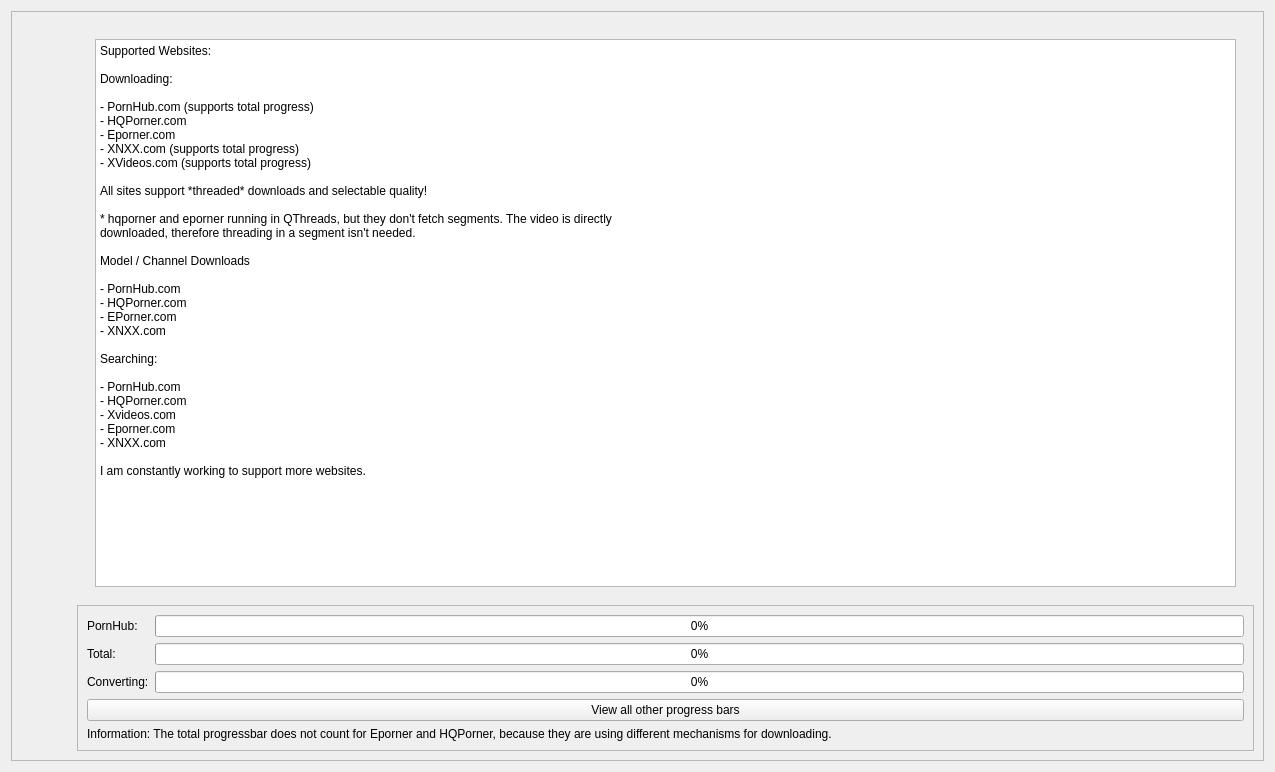
EchterAlsFake/Porn_Fetch, file src/frontend/form_desktop.ui: the form before one commit.
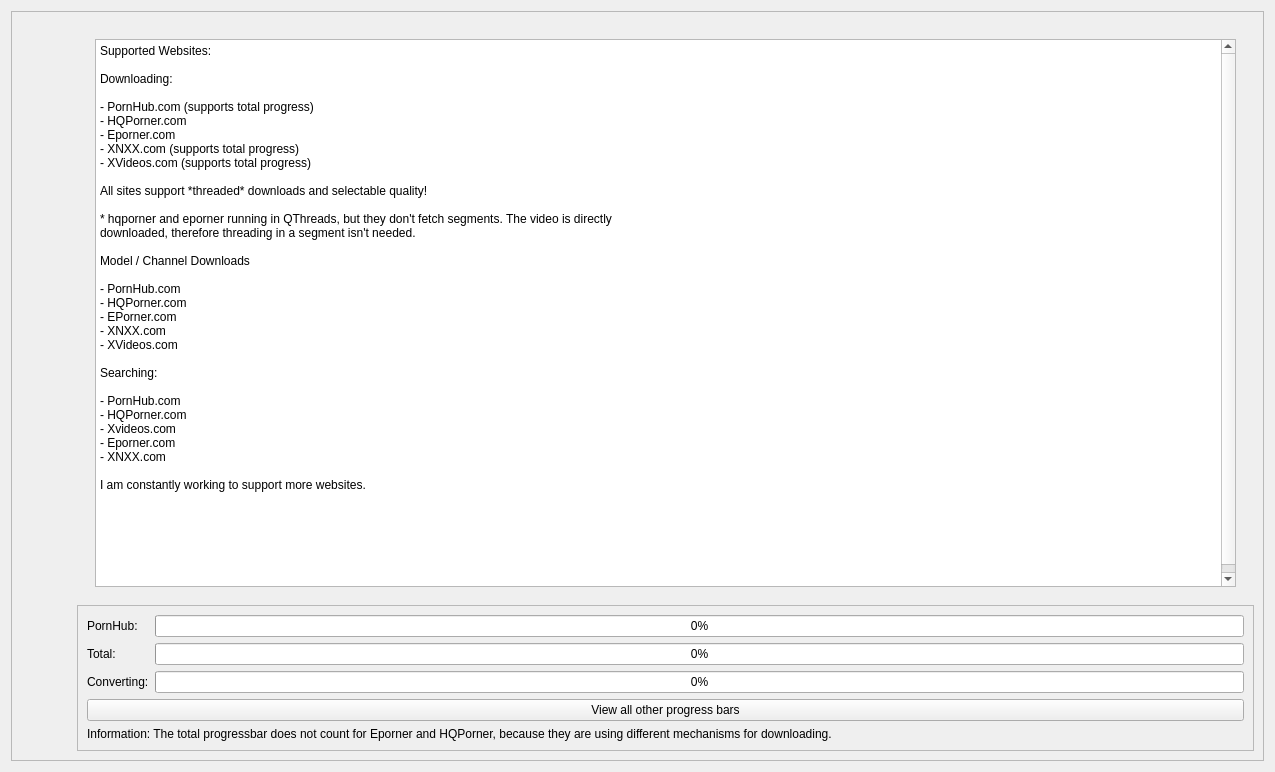
The form after the commit. The open tabs and pages were chosen to show the change.

```diff
--- a/src/frontend/form_desktop.ui
+++ b/src/frontend/form_desktop.ui
@@ -2034,6 +2034,7 @@
 &lt;p style=&quot; margin-top:0px; margin-bottom:0px; margin-left:0px; margin-right:0px; -qt-block-indent:0; text-indent:0px;&quot;&gt;- HQPorner.com&lt;/p&gt;
 &lt;p style=&quot; margin-top:0px; margin-bottom:0px; margin-left:0px; margin-right:0px; -qt-block-indent:0; text-indent:0px;&quot;&gt;- EPorner.com&lt;/p&gt;
 &lt;p style=&quot; margin-top:0px; margin-bottom:0px; margin-left:0px; margin-right:0px; -qt-block-indent:0; text-indent:0px;&quot;&gt;- XNXX.com&lt;/p&gt;
+&lt;p style=&quot; margin-top:0px; margin-bottom:0px; margin-left:0px; margin-right:0px; -qt-block-indent:0; text-indent:0px;&quot;&gt;- XVideos.com&lt;/p&gt;
 &lt;p style=&quot;-qt-paragraph-type:empty; margin-top:0px; margin-bottom:0px; margin-left:0px; margin-right:0px; -qt-block-indent:0; text-indent:0px;&quot;&gt;&lt;br /&gt;&lt;/p&gt;
 &lt;p style=&quot; margin-top:0px; margin-bottom:0px; margin-left:0px; margin-right:0px; -qt-block-indent:0; text-indent:0px;&quot;&gt;Searching:&lt;/p&gt;
 &lt;p style=&quot;-qt-paragraph-type:empty; margin-top:0px; margin-bottom:0px; margin-left:0px; margin-right:0px; -qt-block-indent:0; text-indent:0px;&quot;&gt;&lt;br /&gt;&lt;/p&gt;
```
Left out of the diff: 4 changed lines with no effect on the pictures.
